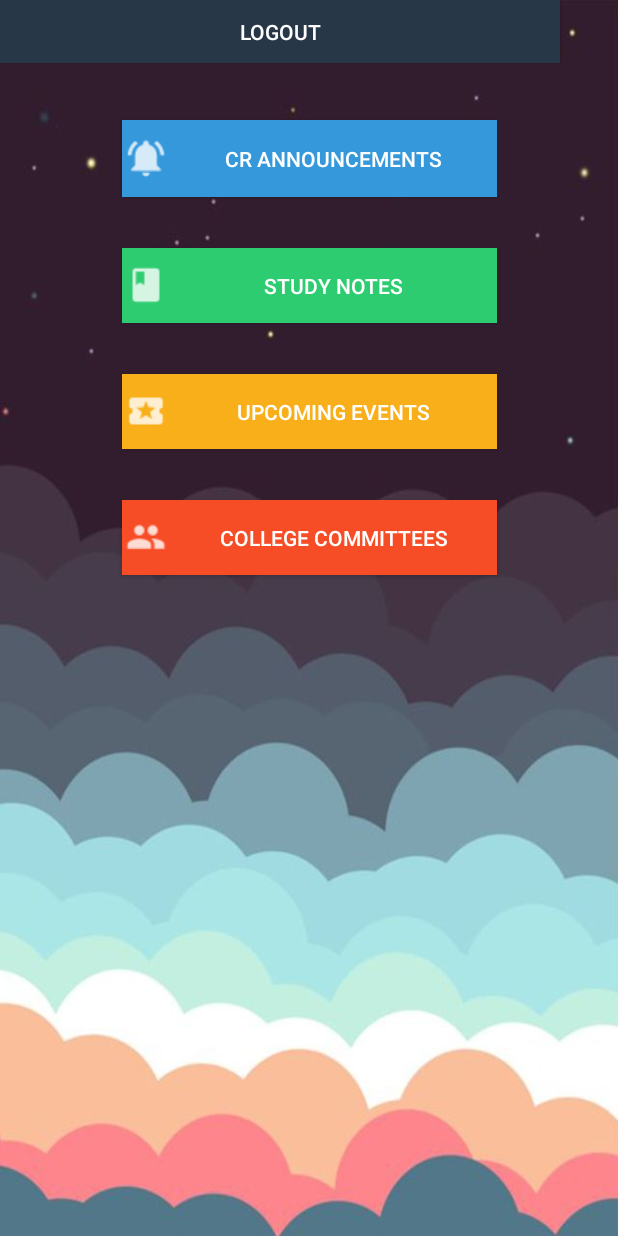
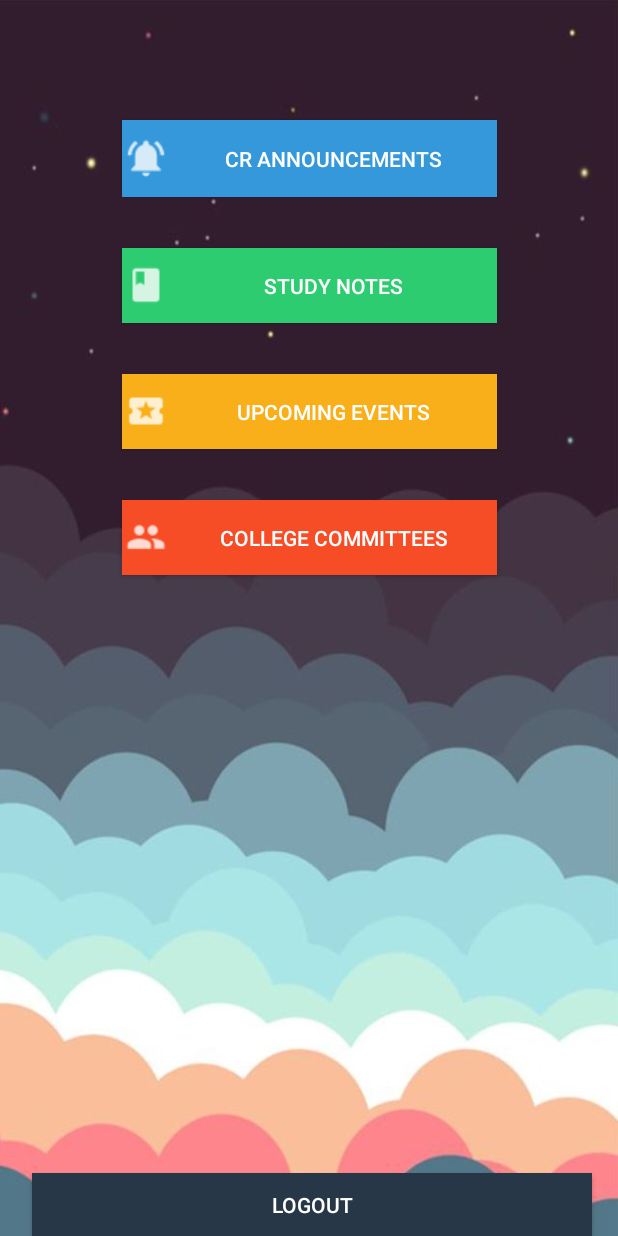
Before and after one commit to iamAvnishSharma/Brightv2, an Android app: the layout activity_dash.xml on its own in the app's theme, with its tools: preview values and no code run, on a phone screen of 412 x 824 dp. Run offline under Robolectric (Android 15) with nearby library versions, the phone set to English and light mode, and no system bars.

Commit message:
layout fixes

```diff
--- a/app/src/main/res/layout/activity_dash.xml
+++ b/app/src/main/res/layout/activity_dash.xml
@@ -28,10 +28,13 @@
         android:id="@+id/buttonLogout"
         android:layout_width="373dp"
         android:layout_height="42dp"
+        android:layout_marginEnd="4dp"
+        android:layout_marginStart="7dp"
         android:background="@color/blakishBlue"
         android:text="Logout"
-        tools:layout_editor_absoluteX="7dp"
-        tools:layout_editor_absoluteY="525dp" />
+        app:layout_constraintBottom_toBottomOf="parent"
+        app:layout_constraintEnd_toEndOf="parent"
+        app:layout_constraintStart_toStartOf="parent" />
 
     <Button
         android:id="@+id/buttonFeeds"
```
